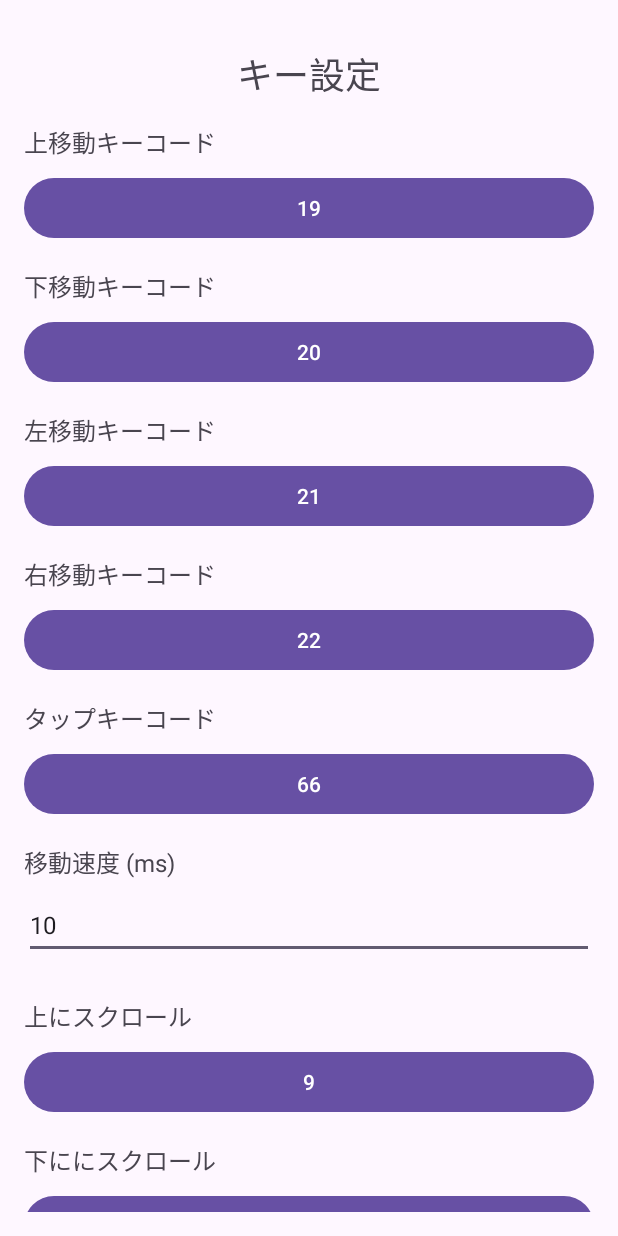
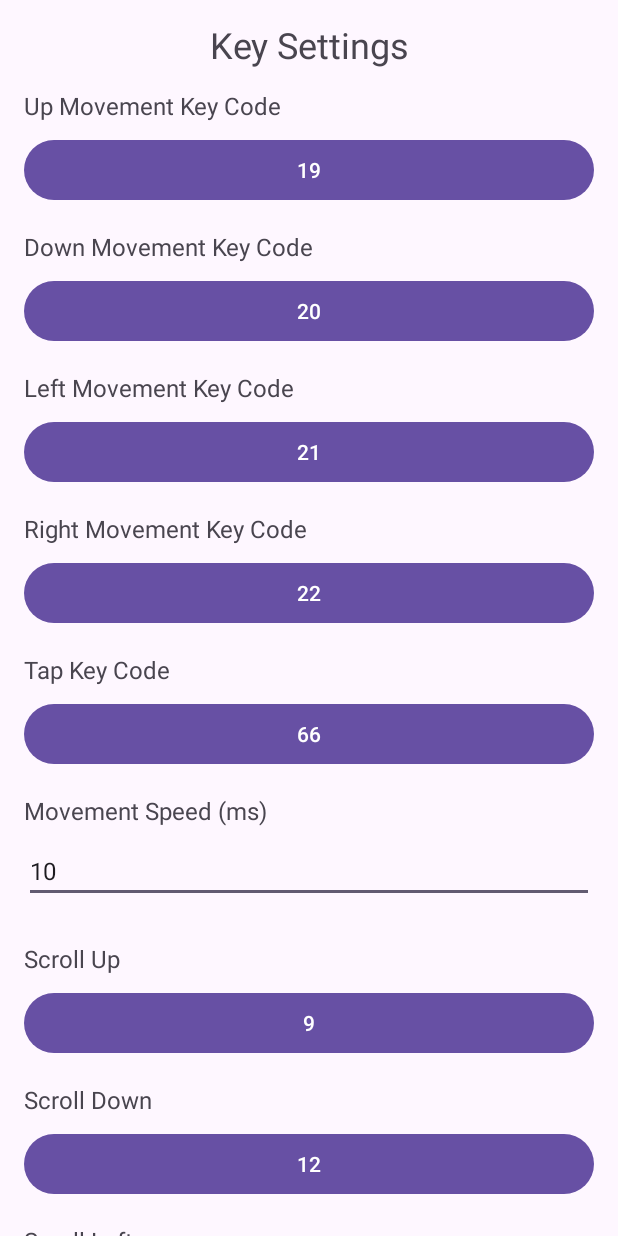
Before and after one commit to nnnnnnn0090/HardKeyPointer-Android, an Android app: the screen it shows after launch (MainActivity), on a phone screen of 412 x 824 dp. Run offline under Robolectric (Android 15) with nearby library versions, the phone set to English and light mode, and no system bars.

Commit message:
英語追加とコード整理

```diff
--- a/app/build.gradle.kts
+++ b/app/build.gradle.kts
@@ -16,7 +16,7 @@ android {
         minSdk = 24
         targetSdk = 35
         versionCode = 1
-        versionName = "1.2"
+        versionName = "1.3"
 
         testInstrumentationRunner = "androidx.test.runner.AndroidJUnitRunner"
     }
--- a/app/src/main/java/com/example/hardkeypointer/MainActivity.kt
+++ b/app/src/main/java/com/example/hardkeypointer/MainActivity.kt
@@ -85,19 +85,39 @@ class MainActivity : AppCompatActivity() {
         scrollrightKeyCodeButton.setOnClickListener { startKeyInputMode(scrollrightKeyCodeButton, KEY_SCROLLRIGHT_CODE) }
         scrollleftKeyCodeButton.setOnClickListener { startKeyInputMode(scrollleftKeyCodeButton, KEY_SCROLLLEFT_CODE) }
 
+        setLongPressListener(upKeyCodeButton, KEY_UP_CODE)
+        setLongPressListener(downKeyCodeButton, KEY_DOWN_CODE)
+        setLongPressListener(leftKeyCodeButton, KEY_LEFT_CODE)
+        setLongPressListener(rightKeyCodeButton, KEY_RIGHT_CODE)
+        setLongPressListener(tapKeyCodeButton, KEY_TAP_CODE)
+        setLongPressListener(enableKeyCodeButton, KEY_ENABLE_CODE)
+        setLongPressListener(disableKeyCodeButton, KEY_DISABLE_CODE)
+        setLongPressListener(scrollupKeyCodeButton, KEY_SCROLLUP_CODE)
+        setLongPressListener(scrolldownKeyCodeButton, KEY_SCROLLDOWN_CODE)
+        setLongPressListener(scrollrightKeyCodeButton, KEY_SCROLLRIGHT_CODE)
+        setLongPressListener(scrollleftKeyCodeButton, KEY_SCROLLLEFT_CODE)
+
         moveSpeedEditText.setOnEditorActionListener { _, _, _ ->
             val speed = moveSpeedEditText.text.toString().toIntOrNull()
             if (speed != null) {
                 moveSpeedEditText.clearFocus()
                 saveKeyCodeToPreferences(KEY_MOVE_SPEED, speed)
-                Toast.makeText(this@MainActivity, "移動速度を保存しました", Toast.LENGTH_SHORT).show()
-            }
+                Toast.makeText(this@MainActivity, getString(R.string.move_speed_saved), Toast.LENGTH_SHORT).show()            }
             true
         }
 
         val licenseButton: Button = findViewById(R.id.license_button)
         licenseButton.setOnClickListener {
             LicenseUtils.showLicenseDialog(this)
+        }
+    }
+
+    private fun setLongPressListener(button: Button, key: String) {
+        button.setOnLongClickListener {
+            button.text = "0"
+            saveKeyCodeToPreferences(key, 3000)
+            Toast.makeText(this, getString(R.string.not_set), Toast.LENGTH_SHORT).show()
+            true
         }
     }
 
@@ -120,12 +140,12 @@ class MainActivity : AppCompatActivity() {
     @SuppressLint("SetTextI18n")
     private fun startKeyInputMode(button: Button, key: String) {
         currentButton = button
-        button.text = "キーを入力待機中..."
+        button.text = getString(R.string.waiting_for_key_input)
 
         button.setOnKeyListener { _, keyCode, event ->
             if (event.action == KeyEvent.ACTION_DOWN) {
                 button.text = keyCode.toString()
-                Toast.makeText(this, "設定しました: $keyCode", Toast.LENGTH_SHORT).show()
+                Toast.makeText(this, getString(R.string.key_code_set, keyCode), Toast.LENGTH_SHORT).show()
                 saveKeyCodeToPreferences(key, keyCode)
                 currentButton = null
                 button.setOnKeyListener(null)
--- a/app/src/main/res/layout/activity_main.xml
+++ b/app/src/main/res/layout/activity_main.xml
@@ -3,17 +3,21 @@
     android:layout_width="match_parent"
     android:layout_height="match_parent"
     android:orientation="vertical"
-    android:padding="16dp">
+    android:paddingLeft="16dp"
+    android:paddingRight="16dp">
 
+    <!-- Title Text -->
     <TextView
         android:id="@+id/titleTextView"
         android:layout_width="match_parent"
         android:layout_height="wrap_content"
-        android:text="キー設定"
+        android:text="@string/key_settings"
         android:textSize="24sp"
-        android:paddingTop="15dp"
+        android:paddingTop="13dp"
+        android:paddingBottom="13dp"
         android:gravity="center" />
 
+    <!-- ScrollView containing the key settings -->
     <ScrollView
         android:layout_width="match_parent"
         android:layout_height="wrap_content"
@@ -22,27 +26,28 @@
         <LinearLayout
             android:layout_width="match_parent"
             android:layout_height="wrap_content"
-            android:orientation="vertical"
-            android:paddingTop="15dp">
+            android:orientation="vertical">
 
+            <!-- Up Movement Key Code -->
             <TextView
                 android:id="@+id/upKeyCodeLabel"
                 android:layout_width="wrap_content"
                 android:layout_height="wrap_content"
-                android:text="上移動キーコード"
+                android:text="@string/up_move_key_code"
                 android:textSize="16sp"
                 android:layout_marginBottom="8dp" />
             <Button
                 android:id="@+id/upKeyCodeButton"
                 android:layout_width="match_parent"
                 android:layout_height="wrap_content"
-                android:text="設定" />
+                android:text="@string/set_button" />
 
+            <!-- Down Movement Key Code -->
             <TextView
                 android:id="@+id/downKeyCodeLabel"
                 android:layout_width="wrap_content"
                 android:layout_height="wrap_content"
-                android:text="下移動キーコード"
+                android:text="@string/down_move_key_code"
                 android:textSize="16sp"
                 android:layout_marginTop="16dp"
                 android:layout_marginBottom="8dp" />
@@ -50,13 +55,14 @@
                 android:id="@+id/downKeyCodeButton"
                 android:layout_width="match_parent"
                 android:layout_height="wrap_content"
-                android:text="設定" />
+                android:text="@string/set_button" />
 
+            <!-- Left Movement Key Code -->
             <TextView
                 android:id="@+id/leftKeyCodeLabel"
                 android:layout_width="wrap_content"
                 android:layout_height="wrap_content"
-                android:text="左移動キーコード"
+                android:text="@string/left_move_key_code"
                 android:textSize="16sp"
                 android:layout_marginTop="16dp"
                 android:layout_marginBottom="8dp" />
@@ -64,13 +70,14 @@
                 android:id="@+id/leftKeyCodeButton"
                 android:layout_width="match_parent"
                 android:layout_height="wrap_content"
-                android:text="設定" />
+                android:text="@string/set_button" />
 
+            <!-- Right Movement Key Code -->
             <TextView
                 android:id="@+id/rightKeyCodeLabel"
                 android:layout_width="wrap_content"
                 android:layout_height="wrap_content"
-                android:text="右移動キーコード"
+                android:text="@string/right_move_key_code"
                 android:textSize="16sp"
                 android:layout_marginTop="16dp"
                 android:layout_marginBottom="8dp" />
@@ -78,13 +85,14 @@
                 android:id="@+id/rightKeyCodeButton"
                 android:layout_width="match_parent"
                 android:layout_height="wrap_content"
-                android:text="設定" />
+                android:text="@string/set_button" />
 
+            <!-- Tap Key Code -->
             <TextView
                 android:id="@+id/tapKeyCodeLabel"
                 android:layout_width="wrap_content"
                 android:layout_height="wrap_content"
-                android:text="タップキーコード"
+                android:text="@string/tap_key_code"
                 android:textSize="16sp"
                 android:layout_marginTop="16dp"
                 android:layout_marginBottom="8dp" />
@@ -92,13 +100,14 @@
                 android:id="@+id/tapKeyCodeButton"
                 android:layout_width="match_parent"
                 android:layout_height="wrap_content"
-                android:text="設定" />
+                android:text="@string/set_button" />
 
+            <!-- Move Speed -->
             <TextView
                 android:id="@+id/moveSpeedLabel"
                 android:layout_width="wrap_content"
                 android:layout_height="wrap_content"
-                android:text="移動速度 (ms)"
+                android:text="@string/move_speed"
                 android:textSize="16sp"
                 android:layout_marginTop="16dp"
                 android:layout_marginBottom="8dp" />
@@ -107,15 +116,16 @@
                 android:layout_width="match_parent"
                 android:layout_height="wrap_content"
                 android:inputType="number"
-                android:hint="速度を入力"
+                android:hint="@string/enter_speed_hint"
                 android:textSize="16sp"
                 android:layout_marginBottom="10dp" />
 
+            <!-- Scroll Up -->
             <TextView
                 android:id="@+id/scrollupKeyCodeLabel"
                 android:layout_width="wrap_content"
                 android:layout_height="wrap_content"
-                android:text="上にスクロール"
+                android:text="@string/scroll_up"
                 android:textSize="16sp"
                 android:layout_marginTop="16dp"
                 android:layout_marginBottom="8dp" />
@@ -123,13 +133,14 @@
                 android:id="@+id/scrollupKeyCodeButton"
                 android:layout_width="match_parent"
                 android:layout_height="wrap_content"
-                android:text="設定" />
+                android:text="@string/set_button" />
 
+            <!-- Scroll Down -->
             <TextView
                 android:id="@+id/scrolldownKeyCodeLabel"
                 android:layout_width="wrap_content"
                 android:layout_height="wrap_content"
-                android:text="下ににスクロール"
+                android:text="@string/scroll_down"
                 android:textSize="16sp"
                 android:layout_marginTop="16dp"
                 android:layout_marginBottom="8dp" />
@@ -137,13 +148,14 @@
                 android:id="@+id/scrolldownKeyCodeButton"
                 android:layout_width="match_parent"
                 android:layout_height="wrap_content"
-                android:text="設定" />
+                android:text="@string/set_button" />
 
+            <!-- Scroll Left -->
             <TextView
                 android:id="@+id/scrollleftKeyCodeLabel"
                 android:layout_width="wrap_content"
                 android:layout_height="wrap_content"
-                android:text="左ににスクロール"
+                android:text="@string/scroll_left"
                 android:textSize="16sp"
                 android:layout_marginTop="16dp"
                 android:layout_marginBottom="8dp" />
@@ -151,13 +163,14 @@
                 android:id="@+id/scrollleftKeyCodeButton"
                 android:layout_width="match_parent"
                 android:layout_height="wrap_content"
-                android:text="設定" />
+                android:text="@string/set_button" />
 
+            <!-- Scroll Right -->
             <TextView
                 android:id="@+id/scrollrightKeyCodeLabel"
                 android:layout_width="wrap_content"
                 android:layout_height="wrap_content"
-                android:text="右にスクロール"
+                android:text="@string/scroll_right"
                 android:textSize="16sp"
                 android:layout_marginTop="16dp"
                 android:layout_marginBottom="8dp" />
@@ -165,13 +178,14 @@
                 android:id="@+id/scrollrightKeyCodeButton"
                 android:layout_width="match_parent"
                 android:layout_height="wrap_content"
-                android:text="設定" />
+                android:text="@string/set_button" />
 
+            <!-- Enable Key Code -->
             <TextView
                 android:id="@+id/enableKeyCodeLabel"
                 android:layout_width="wrap_content"
                 android:layout_height="wrap_content"
-                android:text="有効化キーコード"
+                android:text="@string/enable_key_code"
                 android:textSize="16sp"
                 android:layout_marginTop="16dp"
                 android:layout_marginBottom="8dp" />
@@ -179,13 +193,14 @@
                 android:id="@+id/enableKeyCodeButton"
                 android:layout_width="match_parent"
                 android:layout_height="wrap_content"
-                android:text="設定" />
+                android:text="@string/set_button" />
 
+            <!-- Disable Key Code -->
             <TextView
                 android:id="@+id/disableKeyCodeLabel"
                 android:layout_width="wrap_content"
                 android:layout_height="wrap_content"
-                android:text="無効化キーコード"
+                android:text="@string/disable_key_code"
                 android:textSize="16sp"
                 android:layout_marginTop="16dp"
                 android:layout_marginBottom="8dp" />
@@ -193,21 +208,23 @@
                 android:id="@+id/disableKeyCodeButton"
                 android:layout_width="match_parent"
                 android:layout_height="wrap_content"
-                android:text="設定" />
+                android:text="@string/set_button" />
 
-
+            <!-- License Button -->
             <Button
                 android:id="@+id/license_button"
                 android:layout_width="wrap_content"
                 android:layout_height="wrap_content"
-                android:text="License"
+                android:text="@string/license_button"
+                android:layout_marginTop="16dp"
                 android:layout_centerInParent="true" />
 
+            <!-- Credit Text -->
             <TextView
                 android:id="@+id/creditTextView"
                 android:layout_width="match_parent"
                 android:layout_height="wrap_content"
-                android:text="© 2024 @nnnnnnn0090"
+                android:text="@string/credit"
                 android:textSize="12sp"
                 android:gravity="center"
                 android:layout_marginTop="16dp"
--- a/app/src/main/res/values/strings.xml
+++ b/app/src/main/res/values/strings.xml
@@ -1,4 +1,28 @@
 <resources>
     <string name="app_name">HardKeyPointer</string>
-    <string name="accessibility_service_description">HardKeyPointer - © 2024 @nnnnnnn0090.</string>
+    <string name="accessibility_service_description">HardKeyPointer - © 2024 @nnnnnnn0090</string>
+
+    <string name="key_settings">Key Settings</string>
+    <string name="up_move_key_code">Up Movement Key Code</string>
+    <string name="down_move_key_code">Down Movement Key Code</string>
+    <string name="left_move_key_code">Left Movement Key Code</string>
+    <string name="right_move_key_code">Right Movement Key Code</string>
+    <string name="tap_key_code">Tap Key Code</string>
+    <string name="move_speed">Movement Speed (ms)</string>
+    <string name="scroll_up">Scroll Up</string>
+    <string name="scroll_down">Scroll Down</string>
+    <string name="scroll_left">Scroll Left</string>
+    <string name="scroll_right">Scroll Right</string>
+    <string name="enable_key_code">Enable Key Code</string>
+    <string name="disable_key_code">Disable Key Code</string>
+    <string name="set_button">Set</string>
+    <string name="license_button">License</string>
+    <string name="credit">© 2024 @nnnnnnn0090</string>
+    <string name="enter_speed_hint">Pointer Speed</string>
+    <string name="move_speed_saved">Movement speed saved</string>
+    <string name="not_set">Not set: 0</string>
+    <string name="waiting_for_key_input">Waiting for key input...</string>
+    <string name="key_code_set">Setting applied: %1$d</string>
+    <string name="pointer_removed">Pointer hidden</string>
+    <string name="pointer_shown">Pointer displayed</string>
 </resources>
```
Also changed, not shown: app/src/main/java/com/example/hardkeypointer/TapService.kt (+237 -124 lines), 1 other file.
